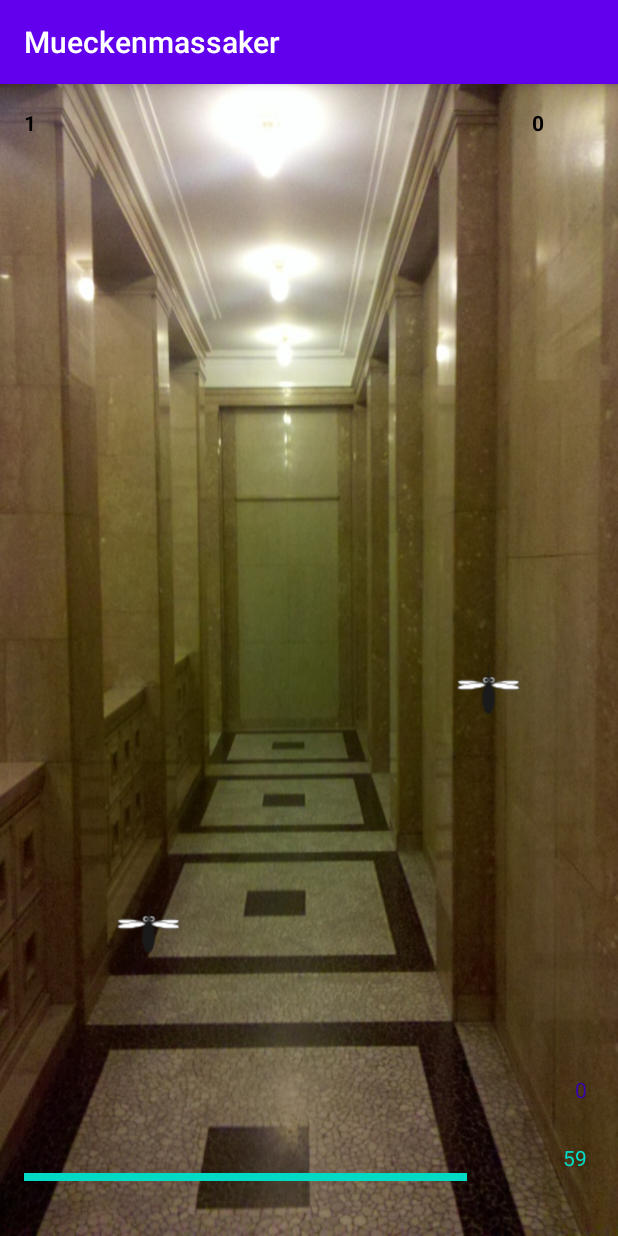
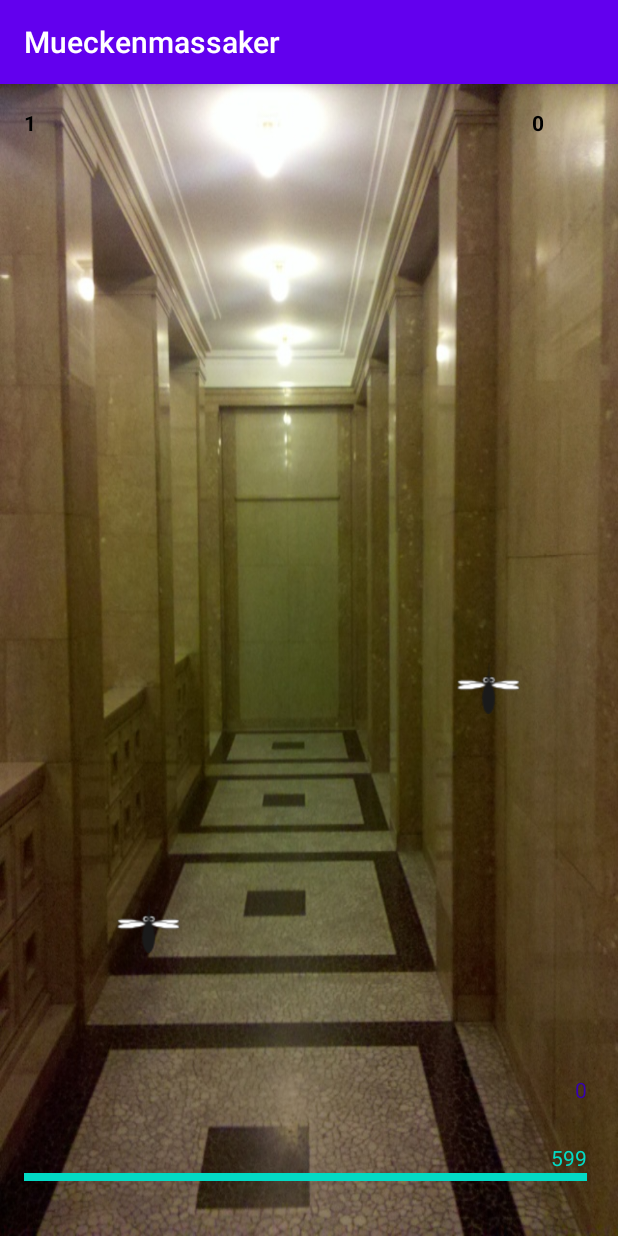
Before and after one commit to andreas-repo/Mueckenmassaker, an Android app: the GameActivity screen opened directly, with no data from a screen before it, on a phone screen of 412 x 824 dp. Run offline under Robolectric (Android 15) with nearby library versions, the light colour scheme and no system bars.

Commit message:
-- added Constant DELAY_MILLIS, MULTIPLICATION_FACTOR and TIME_SLICE. -- changed timing of appearing mosquitos

```diff
--- a/app/src/main/java/de/androidnewcomer/mueckenmassaker/GameActivity.java
+++ b/app/src/main/java/de/androidnewcomer/mueckenmassaker/GameActivity.java
@@ -18,6 +18,9 @@ import java.util.Random;
 public class GameActivity extends AppCompatActivity implements View.OnClickListener, Runnable {
 
     private static final long MAX_AGE_MS = 2000;
+    public static final int DELAY_MILLIS = 1000;
+    public static final int MULTIPLICATION_FACTOR = 10;
+    public static final int TIME_SLICE = 600;
 
     private boolean gameRunning;
     private int round;
@@ -51,11 +54,11 @@ public class GameActivity extends AppCompatActivity implements View.OnClickListe
 
     private void startRound() {
         round++;
-        mosquitos = round * 10;
+        mosquitos = round * MULTIPLICATION_FACTOR;
         caughtMosquitos = 0;
-        time = 60;
+        time = TIME_SLICE;
         refreshDisplay();
-        handler.postDelayed(this, 1000);
+        handler.postDelayed(this, DELAY_MILLIS);
     }
 
     private void refreshDisplay() {
@@ -66,7 +69,7 @@ public class GameActivity extends AppCompatActivity implements View.OnClickListe
         TextView textViewHits = (TextView) findViewById(R.id.hits_text);
         textViewHits.setText(Integer.toString(caughtMosquitos));
         TextView textViewTime = (TextView) findViewById(R.id.time_text);
-        textViewTime.setText(Integer.toString(time));
+        textViewTime.setText(Integer.toString(time/(1000/DELAY_MILLIS)));
 
         FrameLayout frameLayoutHits = (FrameLayout) findViewById(R.id.bar_hits);
         FrameLayout frameLayoutTime = (FrameLayout) findViewById(R.id.bar_time);
@@ -78,6 +81,7 @@ public class GameActivity extends AppCompatActivity implements View.OnClickListe
 
     private void countdownTime() {
         time--;
+        if ( time % (1000 / DELAY_MILLIS) == 0) {
             float randomNumber = random.nextFloat();
             double probability = mosquitos * 1.5;
             if (probability > 1) {
@@ -90,7 +94,7 @@ public class GameActivity extends AppCompatActivity implements View.OnClickListe
                     spawnOneMosquito();
                 }
             }
-
+        }
         removeMosquitos();
         refreshDisplay();
         if (!checkGameover()) {
```
Lines whose indentation alone changed are shown as unchanged.
